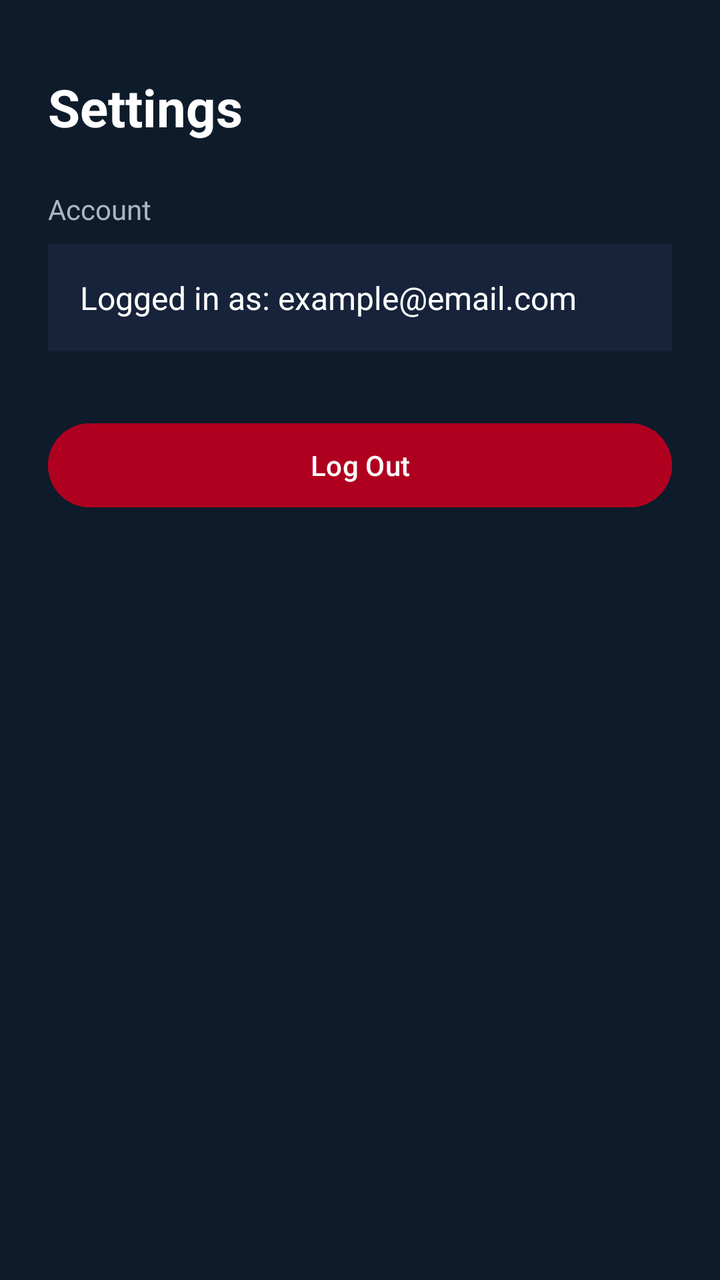
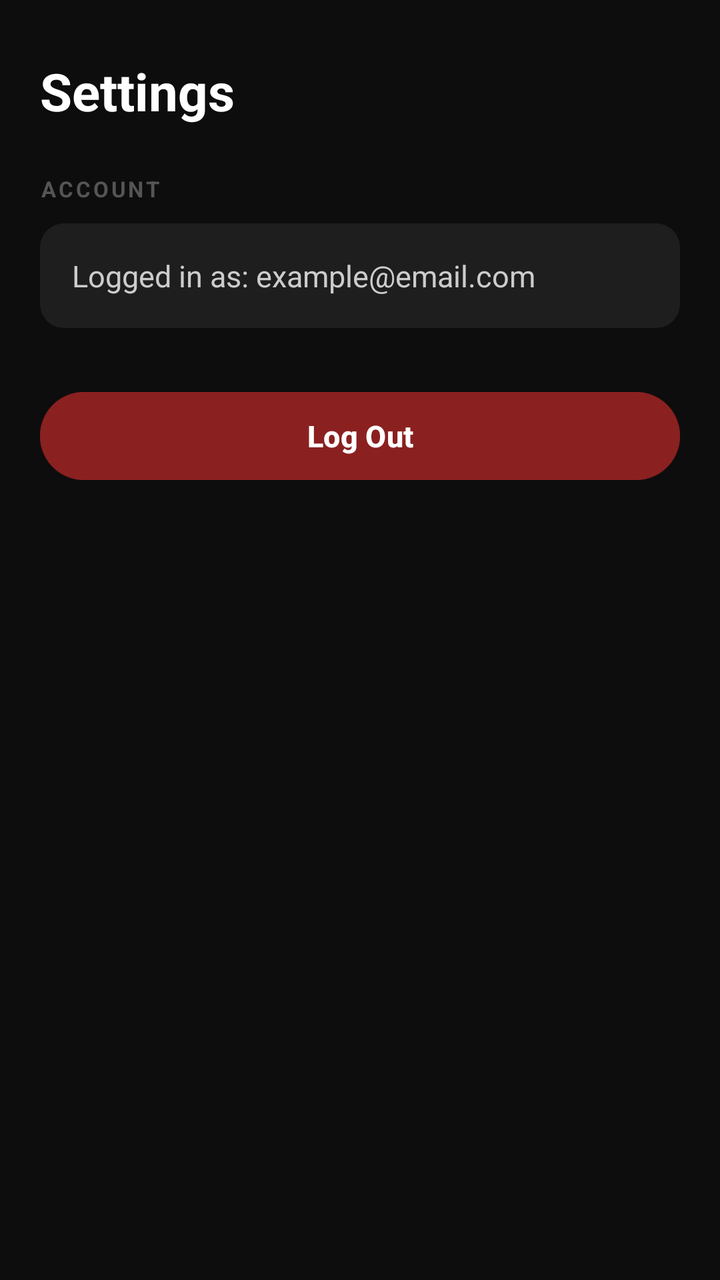

Compare the two renders of this Android layout. The source of the first and the diff that turns it into the second are given below.
<!-- AndroidManifest.xml: application theme Theme.PaperTraderV2 -->
<!-- res/layout/fragment_settings.xml -->
<?xml version="1.0" encoding="utf-8"?>
<ScrollView xmlns:android="http://schemas.android.com/apk/res/android"
    xmlns:app="http://schemas.android.com/apk/res-auto"
    android:layout_width="match_parent"
    android:layout_height="match_parent"
    android:background="#0D1B2A">

    <LinearLayout
        android:orientation="vertical"
        android:layout_width="match_parent"
        android:layout_height="wrap_content"
        android:padding="24dp">

        
        <TextView
            android:id="@+id/settingsTitle"
            android:layout_width="wrap_content"
            android:layout_height="wrap_content"
            android:text="Settings"
            android:textColor="#FFFFFF"
            android:textSize="26sp"
            android:textStyle="bold"
            android:paddingTop="12dp"
            android:paddingBottom="24dp" />

        
        <TextView
            android:layout_width="wrap_content"
            android:layout_height="wrap_content"
            android:text="Account"
            android:textColor="#A8B6C5"
            android:textSize="14sp"
            android:paddingBottom="8dp" />

        <LinearLayout
            android:layout_width="match_parent"
            android:layout_height="wrap_content"
            android:padding="16dp"
            android:background="#16233A"
            android:orientation="vertical">

            <TextView
                android:id="@+id/emailDisplay"
                android:layout_width="wrap_content"
                android:layout_height="wrap_content"
                android:text="Logged in as: example@email.com"
                android:textColor="#FFFFFF"
                android:textSize="16sp" />

        </LinearLayout>

        
        <Button
            android:id="@+id/logoutBtn"
            android:layout_width="match_parent"
            android:layout_height="50dp"
            android:text="Log Out"
            android:backgroundTint="#B00020"
            android:textColor="#FFFFFF"
            android:layout_marginTop="32dp" />

    </LinearLayout>

</ScrollView>
<!-- resources referenced by this layout -->
<resources>
  <style name="Theme.PaperTraderV2" parent="Base.Theme.PaperTraderV2" />
  <style name="Base.Theme.PaperTraderV2" parent="Theme.Material3.DayNight.NoActionBar">
          
          
      </style>
</resources>

<!-- the commit's change to res/layout/fragment_settings.xml (unified diff, before → after) -->
@@ -1,17 +1,16 @@
 <?xml version="1.0" encoding="utf-8"?>
 <ScrollView xmlns:android="http://schemas.android.com/apk/res/android"
-    xmlns:app="http://schemas.android.com/apk/res-auto"
     android:layout_width="match_parent"
     android:layout_height="match_parent"
-    android:background="#0D1B2A">
+    android:background="#0D0D0D">
 
     <LinearLayout
         android:orientation="vertical"
         android:layout_width="match_parent"
         android:layout_height="wrap_content"
-        android:padding="24dp">
+        android:padding="20dp"
+        android:paddingBottom="100dp">
 
-        
         <TextView
             android:id="@+id/settingsTitle"
             android:layout_width="wrap_content"
@@ -20,45 +19,48 @@
             android:textColor="#FFFFFF"
             android:textSize="26sp"
             android:textStyle="bold"
-            android:paddingTop="12dp"
+            android:paddingTop="8dp"
             android:paddingBottom="24dp" />
 
         
         <TextView
             android:layout_width="wrap_content"
             android:layout_height="wrap_content"
-            android:text="Account"
-            android:textColor="#A8B6C5"
-            android:textSize="14sp"
-            android:paddingBottom="8dp" />
+            android:text="ACCOUNT"
+            android:textColor="#555555"
+            android:textSize="11sp"
+            android:letterSpacing="0.12"
+            android:textStyle="bold"
+            android:paddingBottom="10dp" />
 
+        
         <LinearLayout
             android:layout_width="match_parent"
             android:layout_height="wrap_content"
             android:padding="16dp"
-            android:background="#16233A"
-            android:orientation="vertical">
+            android:background="@drawable/bg_card_dark"
+            android:orientation="vertical"
+            android:layout_marginBottom="28dp">
 
             <TextView
                 android:id="@+id/emailDisplay"
                 android:layout_width="wrap_content"
                 android:layout_height="wrap_content"
                 android:text="Logged in as: example@email.com"
-                android:textColor="#FFFFFF"
-                android:textSize="16sp" />
-
+                android:textColor="#CCCCCC"
+                android:textSize="15sp" />
         </LinearLayout>
 
         
         <Button
             android:id="@+id/logoutBtn"
             android:layout_width="match_parent"
-            android:layout_height="50dp"
+            android:layout_height="52dp"
             android:text="Log Out"
-            android:backgroundTint="#B00020"
+            android:backgroundTint="#8B2020"
             android:textColor="#FFFFFF"
-            android:layout_marginTop="32dp" />
+            android:textStyle="bold"
+            android:textSize="15sp" />
 
     </LinearLayout>
-
 </ScrollView>
<!-- resource entries referenced after the edit -->
@@ -1,9 +1,24 @@
 <!-- resources referenced by this layout -->
 <resources>
+  <!-- drawable bg_card_dark (drawable) -->
+  <?xml version="1.0" encoding="utf-8"?>
+  <shape xmlns:android="http://schemas.android.com/apk/res/android"
+      android:shape="rectangle">
+      <solid android:color="#1E1E1E" />
+      <corners android:radius="12dp" />
+  </shape>
   <style name="Theme.PaperTraderV2" parent="Base.Theme.PaperTraderV2" />
   <style name="Base.Theme.PaperTraderV2" parent="Theme.Material3.DayNight.NoActionBar">
-          
-          
+          <item name="android:windowBackground">#000000</item>
+          <item name="android:colorBackground">#000000</item>
+          <item name="colorPrimary">#000000</item>
+          <item name="colorPrimaryContainer">#000000</item>
+          <item name="colorSurface">#000000</item>
+          <item name="colorSurfaceVariant">#000000</item>
+          <item name="android:navigationBarColor">#0D0D0D</item>
+          <item name="android:statusBarColor">#000000</item>
+          <item name="android:windowLightStatusBar">false</item>
+          <item name="android:windowLightNavigationBar">false</item>
       </style>
 </resources>
 
